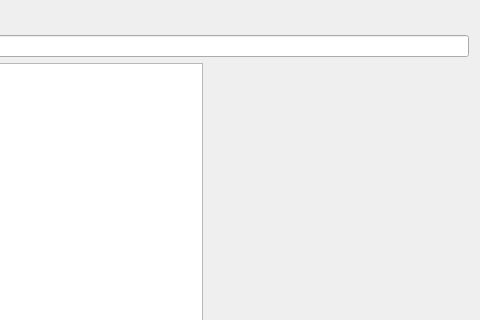
The window that dialogs/ui/instancedatadialog.ui (sparqlunicorn/sparqlunicornGoesGIS) describes before a commit, drawn with Qt 5; both pictures show x 365 to 845 and y 0 to 320 of the 845 by 464 pixel window.
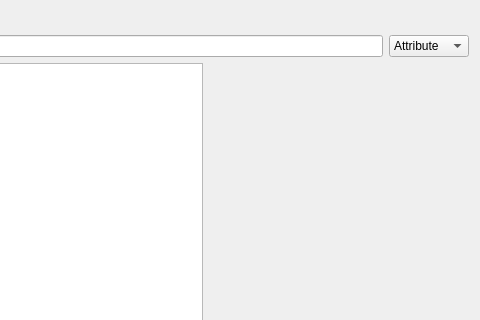
The same window after the commit. Custom widgets are drawn as their Qt base class.

Commit message: Fixed label query, column select for table search

```diff
--- a/dialogs/ui/instancedatadialog.ui
+++ b/dialogs/ui/instancedatadialog.ui
@@ -61,6 +61,28 @@
      <item>
       <widget class="QLineEdit" name="filterTableEdit"/>
      </item>
+     <item>
+      <widget class="QComboBox" name="filterTableComboBox">
+       <property name="currentIndex">
+        <number>1</number>
+       </property>
+       <item>
+        <property name="text">
+         <string>Selection</string>
+        </property>
+       </item>
+       <item>
+        <property name="text">
+         <string>Attribute</string>
+        </property>
+       </item>
+       <item>
+        <property name="text">
+         <string>Value</string>
+        </property>
+       </item>
+      </widget>
+     </item>
     </layout>
    </item>
    <item>
```
The commit also changes 12 other files.
